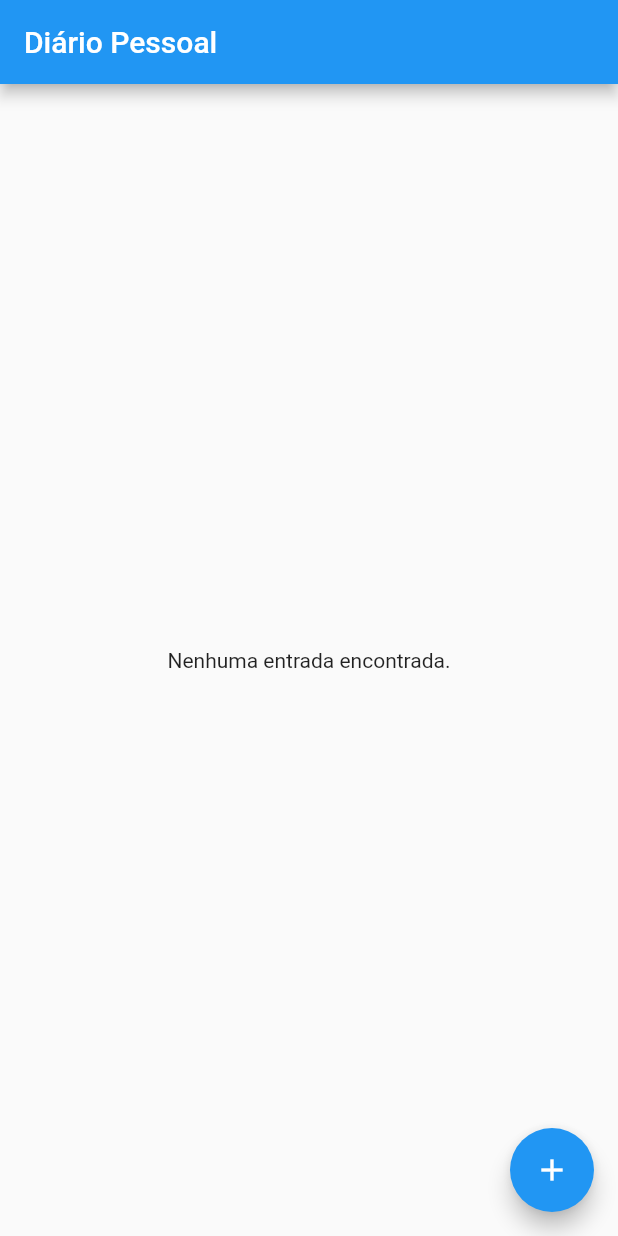
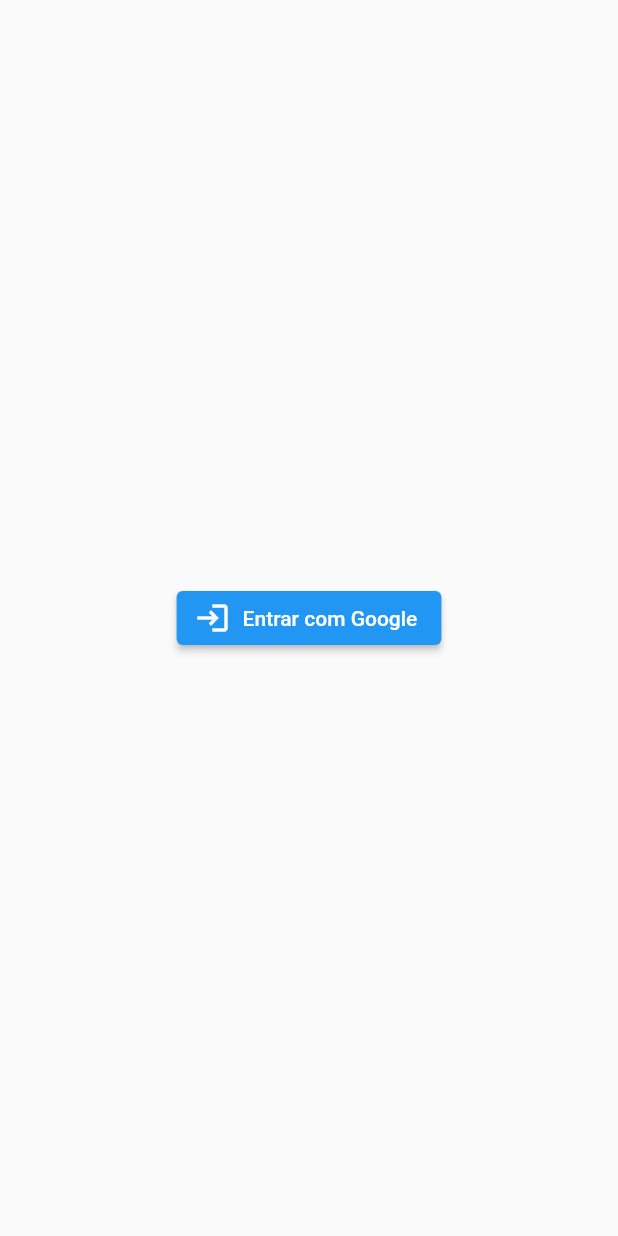
Before and after one commit to gustavoKutzke/dailyApp, a Flutter app: the screen it shows after launch, on a phone screen of 412 x 824 dp. Run offline on Flutter 3.47's test engine with Material 2 defaults, Android fonts, the phone set to English and light mode, and no system bars; our stand-ins replace cloud_firestore, firebase_auth, firebase_core, google_sign_in; accounts and stored records are empty.

```diff
--- a/lib/main.dart
+++ b/lib/main.dart
@@ -1,7 +1,9 @@
-import 'package:daily/screens/home_screen.dart';
+import 'package:daily/screens/login_screen.dart';
+import 'package:firebase_auth/firebase_auth.dart';
 import 'package:flutter/material.dart';
 import 'package:firebase_core/firebase_core.dart';
-import 'package:flutter/material.dart';
+import 'services/auth_service.dart';
+import 'screens/home_screen.dart';
 
 void main() async {
   WidgetsFlutterBinding.ensureInitialized();
@@ -14,10 +16,30 @@ class MyApp extends StatelessWidget {
   Widget build(BuildContext context) {
     return MaterialApp(
       title: 'Diário Pessoal',
-      theme: ThemeData(
-        primarySwatch: Colors.blue,
-      ),
-      home: HomeScreen(),
+      theme: ThemeData(primarySwatch: Colors.blue),
+      home: AuthState(),
     );
   }
 }
+
+class AuthState extends StatelessWidget {
+  final AuthService _authService = AuthService();
+
+  @override
+  Widget build(BuildContext context) {
+    return StreamBuilder<User?>(
+      stream: _authService.authStateChanges,
+      builder: (context, snapshot) {
+        if (snapshot.connectionState == ConnectionState.waiting) {
+          return Center(child: CircularProgressIndicator());
+        }
+
+        if (snapshot.hasData) {
+          return HomeScreen();
+        } else {
+          return LoginScreen();
+        }
+      },
+    );
+  }
+}
--- /dev/null
+++ b/lib/screens/login_screen.dart
@@ -0,0 +1,29 @@
+import 'package:firebase_auth/firebase_auth.dart';
+import 'package:flutter/material.dart';
+import '../services/auth_service.dart';
+
+class LoginScreen extends StatelessWidget {
+  final AuthService _authService = AuthService();
+
+  @override
+  Widget build(BuildContext context) {
+    return Scaffold(
+      body: Center(
+        child: ElevatedButton.icon(
+          icon: Icon(Icons.login),
+          label: Text('Entrar com Google'),
+          onPressed: () async {
+            User? user = await _authService.signInWithGoogle();
+            if (user != null) {
+              // Autenticação bem-sucedida
+              print('Usuário logado: ${user.displayName}');
+            } else {
+              // Falha na autenticação
+              print('Erro no login');
+            }
+          },
+        ),
+      ),
+    );
+  }
+}
--- a/pubspec.yaml
+++ b/pubspec.yaml
@@ -39,6 +39,7 @@ dependencies:
   firebase_core: ^2.24.2
   firebase_auth: ^4.16.0
   cloud_firestore: ^4.14.0
+  google_sign_in: ^6.1.4
 
 
 dev_dependencies:
```
Also changed, not shown: lib/screens/home_screen.dart (+70 -14 lines), lib/services/auth_service.dart (added, +40 -0 lines), pubspec.lock.
